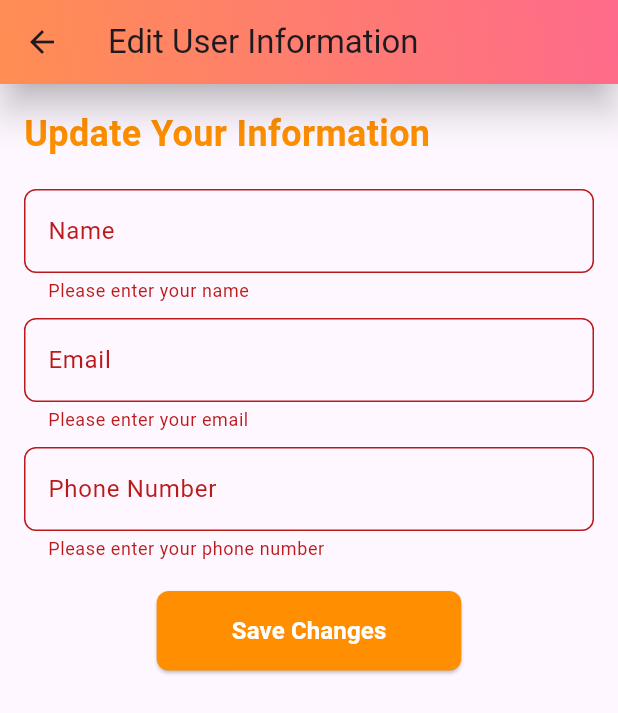
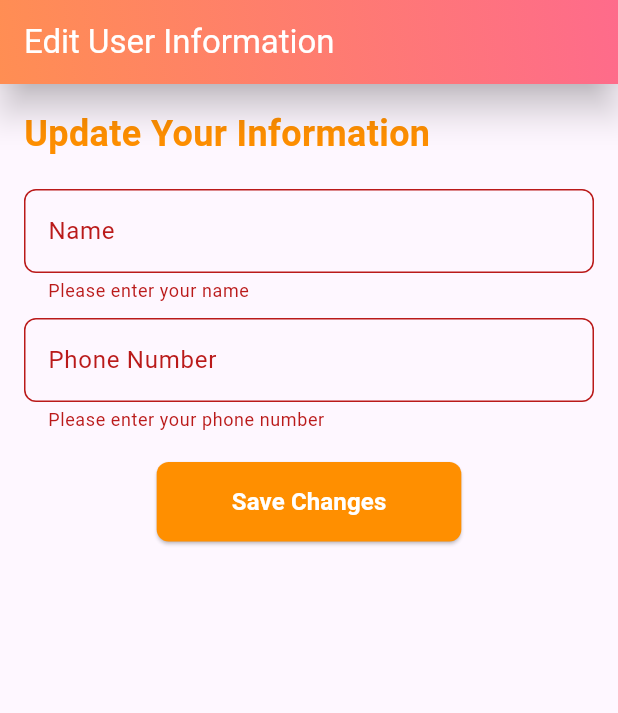
Before and after one commit to rafikghaly/Hedieaty, a Flutter app: the EditUserInfoPage screen opened directly with empty values, after a tap on "Save Changes", on a phone screen of 412 x 824 dp. Shown: the top 713 px of the screen. Run offline on Flutter 3.47's test engine with Material 3 defaults, Android fonts, the phone set to English and light mode, and no system bars; our stand-ins replace cloud_firestore, connectivity_plus, firebase_auth, firebase_core, image_picker, shared_preferences and 1 more; missing offline and left inert: workmanager; accounts and stored records are empty.

Commit message:
Remove edit e-mail and Tweaks

```diff
--- a/hedieaty/lib/controllers/user_controller.dart
+++ b/hedieaty/lib/controllers/user_controller.dart
@@ -1,7 +1,5 @@
-import 'dart:io';
 import 'package:cloud_firestore/cloud_firestore.dart';
 import 'package:connectivity_plus/connectivity_plus.dart';
-import 'package:image_picker/image_picker.dart';
 import 'package:shared_preferences/shared_preferences.dart';
 import 'package:sqflite/sqflite.dart';
 import 'package:crypto/crypto.dart';
@@ -168,7 +166,6 @@ class UserController {
           .doc(docSnapshot.id)
           .update({
         'name': user.name,
-        'email': user.email,
         'phoneNumber': user.phoneNumber,
       });
       // print('User updated successfully');
--- a/hedieaty/lib/views/add_event_page.dart
+++ b/hedieaty/lib/views/add_event_page.dart
@@ -137,6 +137,7 @@ class _AddEventPageState extends State<AddEventPage> {
   Widget build(BuildContext context) {
     return Scaffold(
       appBar: AppBar(
+        automaticallyImplyLeading: false,
         title: const Text('Add Event', style: TextStyle(color: Colors.white)),
         backgroundColor: Colors.amber[700],
         elevation: 10.0,
--- a/hedieaty/lib/views/edit_user_info_page.dart
+++ b/hedieaty/lib/views/edit_user_info_page.dart
@@ -1,7 +1,6 @@
 import 'package:flutter/material.dart';
 import '../models/user.dart';
 import 'package:hedieaty/controllers/repository.dart';
-import '../controllers/user_controller.dart';
 
 class EditUserInfoPage extends StatefulWidget {
   final User user;
@@ -15,18 +14,15 @@ class EditUserInfoPage extends StatefulWidget {
 class _EditUserInfoPageState extends State<EditUserInfoPage> {
   final _formKey = GlobalKey<FormState>();
   late String? _userName;
-  late String? _email;
   late String? _preferences;
   late String? _phoneNumber;
   late String? _password;
   final Repository _repository = Repository();
-  final UserController _userController = UserController();
 
   @override
   void initState() {
     super.initState();
     _userName = widget.user.name;
-    _email = widget.user.email;
     _preferences = widget.user.preferences;
     _phoneNumber = widget.user.phoneNumber;
     _password = null;
@@ -36,7 +32,7 @@ class _EditUserInfoPageState extends State<EditUserInfoPage> {
     if (_formKey.currentState?.validate() ?? false) {
       _formKey.currentState?.save();
 
-      if (_userName == widget.user.name && _email == widget.user.email && _phoneNumber == widget.user.phoneNumber) {
+      if (_userName == widget.user.name && _phoneNumber == widget.user.phoneNumber) {
         showDialog(
           context: context,
           builder: (context) {
@@ -54,37 +50,11 @@ class _EditUserInfoPageState extends State<EditUserInfoPage> {
         );
         return;
       }
-
-      if (_email != widget.user.email) {
-        bool emailExists = await _userController.emailExists(_email ?? '', widget.user.firebaseUid.hashCode);
-
-        if (emailExists) {
-          // Alert if the email already exists
-          showDialog(
-            context: context,
-            builder: (context) {
-              return AlertDialog(
-                title: const Text('Email Exists'),
-                content: const Text('The email you entered is already in use. Please use a different email.'),
-                actions: [
-                  TextButton(
-                    onPressed: () => Navigator.of(context).pop(),
-                    child: const Text('OK'),
-                  ),
-                ],
-              );
-            },
-          );
-          return;
-        }
-      }
-
-      // Update user information if the name, email, or phone number is different
       final updatedUser = User(
         id: widget.user.id,
         firebaseUid: widget.user.firebaseUid,
         name: _userName ?? widget.user.name,
-        email: _email ?? widget.user.email,
+        email: widget.user.email,
         phoneNumber: _phoneNumber ?? widget.user.phoneNumber,
         preferences: _preferences ?? widget.user.preferences,
         password: _password ?? widget.user.password,
@@ -94,17 +64,6 @@ class _EditUserInfoPageState extends State<EditUserInfoPage> {
 
       Navigator.pop(context, updatedUser);
     }
-  }
-
-  String? _validateEmail(String? value) {
-    if (value == null || value.isEmpty) {
-      return 'Please enter your email';
-    }
-    final regex = RegExp(r'^[^@]+@[^@]+\.[^@]+');
-    if (!regex.hasMatch(value)) {
-      return 'Please enter a valid email';
-    }
-    return null;
   }
 
   String? _validatePhoneNumber(String? value) {
@@ -129,7 +88,8 @@ class _EditUserInfoPageState extends State<EditUserInfoPage> {
   Widget build(BuildContext context) {
     return Scaffold(
       appBar: AppBar(
-        title: const Text('Edit User Information'),
+        automaticallyImplyLeading: false,
+        title: const Text('Edit User Information',style: TextStyle(color: Colors.white)),
         backgroundColor: Colors.amber[700],
         elevation: 10.0,
         shadowColor: Colors.black,
@@ -169,18 +129,6 @@ class _EditUserInfoPageState extends State<EditUserInfoPage> {
                 ),
                 const SizedBox(height: 10),
                 TextFormField(
-                  initialValue: _email,
-                  decoration: InputDecoration(
-                    labelText: 'Email',
-                    border: OutlineInputBorder(borderRadius: BorderRadius.circular(8.0)),
-                  ),
-                  onSaved: (value) {
-                    _email = value!.isEmpty ? null : value;
-                  },
-                  validator: _validateEmail,
-                ),
-                const SizedBox(height: 10),
-                TextFormField(
                   initialValue: _phoneNumber,
                   decoration: InputDecoration(
                     labelText: 'Phone Number',
--- a/hedieaty/lib/views/gift_details_page.dart
+++ b/hedieaty/lib/views/gift_details_page.dart
@@ -11,6 +11,7 @@ class GiftDetailsPage extends StatelessWidget {
   Widget build(BuildContext context) {
     return Scaffold(
       appBar: AppBar(
+        automaticallyImplyLeading: false,
         title:
             const Text('Gift Details', style: TextStyle(color: Colors.white)),
         backgroundColor: Colors.amber[700],
--- a/hedieaty/lib/views/local_events_page.dart
+++ b/hedieaty/lib/views/local_events_page.dart
@@ -105,6 +105,7 @@ class _LocalEventsPageState extends State<LocalEventsPage> {
   Widget build(BuildContext context) {
     return Scaffold(
       appBar: AppBar(
+        automaticallyImplyLeading: false,
         title: const Text('My Private Events',style: TextStyle(color: Colors.white )),
         backgroundColor: Colors.amber[700],
         elevation: 10.0,
--- a/hedieaty/lib/views/my_pledged_gifts_page.dart
+++ b/hedieaty/lib/views/my_pledged_gifts_page.dart
@@ -90,6 +90,7 @@ class _MyPledgedGiftsPageState extends State<MyPledgedGiftsPage> {
   Widget build(BuildContext context) {
     return Scaffold(
       appBar: AppBar(
+        automaticallyImplyLeading: false,
         title: const Text('My Pledged Gifts',
             style: TextStyle(color: Colors.white)),
         backgroundColor: Colors.amber[700],
```
